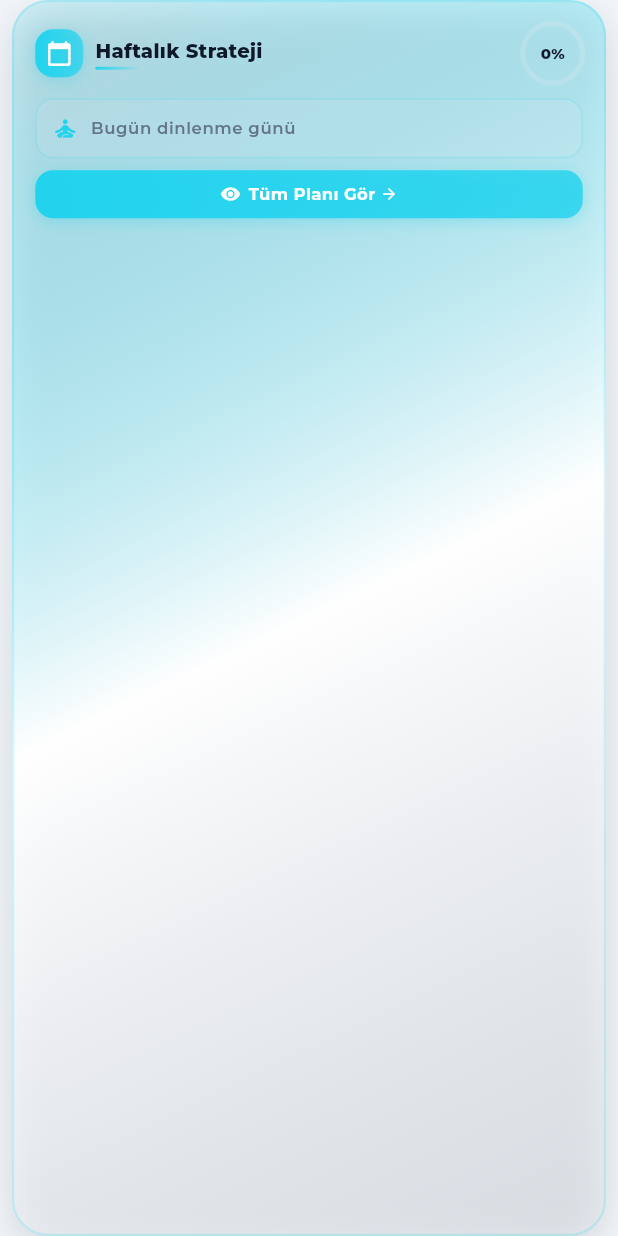
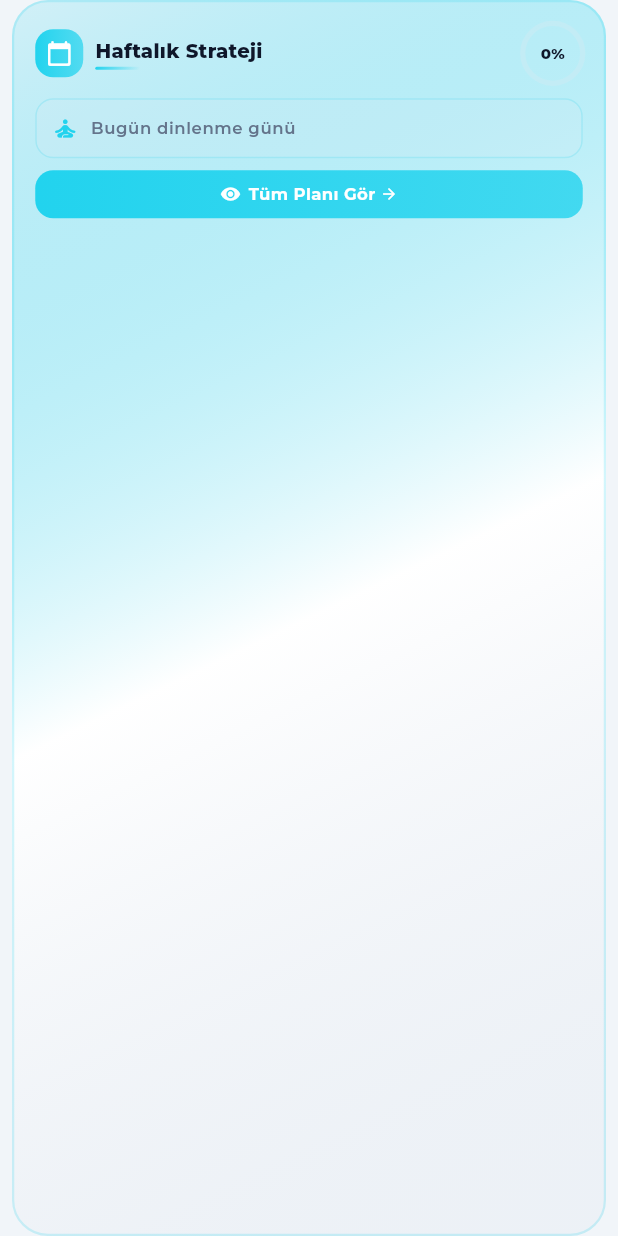
Before and after one commit to bakituncher/bilgee, a Flutter app: the _CompactPlanContent widget shown alone on an empty page, opened directly with empty values, on a phone screen of 412 x 824 dp. Run offline on Flutter 3.47's test engine with Material 3 defaults, Android fonts, the phone set to English and light mode, and no system bars; drawn by our look-alikes of flutter_animate; our stand-ins replace cached_network_image, cloud_firestore, cloud_functions, confetti, equatable, file_picker and 19 more; missing offline and left inert: firebase_app_check, flutter_math_fork, markdown, purchases_flutter; accounts and stored records are empty; generated files the repository leaves out were written again; network calls fail.

Commit message:
ana ekran sağlam

```diff
--- a/lib/features/home/widgets/dashboard_cards/weekly_plan_card_compact.dart
+++ b/lib/features/home/widgets/dashboard_cards/weekly_plan_card_compact.dart
@@ -121,13 +121,6 @@ class _CompactPlanContent extends ConsumerWidget {
               : Theme.of(context).colorScheme.primary.withOpacity(0.2),
           width: 1.5,
         ),
-        boxShadow: [
-          BoxShadow(
-            color: isDark ? Colors.black.withOpacity(.4) : Colors.black.withOpacity(.12),
-            blurRadius: 20,
-            offset: const Offset(0, 8),
-          )
-        ],
       ),
       child: Column(
         crossAxisAlignment: CrossAxisAlignment.start,
@@ -146,13 +139,6 @@ class _CompactPlanContent extends ConsumerWidget {
                     ],
                   ),
                   borderRadius: BorderRadius.circular(12),
-                  boxShadow: [
-                    BoxShadow(
-                      color: (ratio >= 0.75 ? Colors.green : Theme.of(context).colorScheme.primary).withOpacity(0.3),
-                      blurRadius: 8,
-                      offset: const Offset(0, 2),
-                    ),
-                  ],
                 ),
                 child: const Icon(
                   Icons.calendar_today_rounded,
@@ -328,13 +314,6 @@ class _CompactPlanContent extends ConsumerWidget {
                 ],
               ),
               borderRadius: BorderRadius.circular(12),
-              boxShadow: [
-                BoxShadow(
-                  color: Theme.of(context).colorScheme.primary.withOpacity(0.3),
-                  blurRadius: 8,
-                  offset: const Offset(0, 2),
-                ),
-              ],
             ),
             child: Material(
               color: Colors.transparent,
@@ -413,13 +392,6 @@ class _EmptyPlanCard extends StatelessWidget {
                 ],
               ),
               shape: BoxShape.circle,
-              boxShadow: [
-                BoxShadow(
-                  color: Theme.of(context).colorScheme.primary.withOpacity(0.3),
-                  blurRadius: 12,
-                  offset: const Offset(0, 4),
-                ),
-              ],
             ),
             child: const Icon(Icons.auto_awesome, color: Colors.white, size: 24),
           ),
@@ -448,13 +420,6 @@ class _EmptyPlanCard extends StatelessWidget {
                 ],
               ),
               borderRadius: BorderRadius.circular(12),
-              boxShadow: [
-                BoxShadow(
-                  color: Theme.of(context).colorScheme.primary.withOpacity(0.3),
-                  blurRadius: 8,
-                  offset: const Offset(0, 2),
-                ),
-              ],
             ),
             child: Material(
               color: Colors.transparent,
```
Also changed, not shown: lib/features/home/screens/dashboard_screen.dart (+1 -9 lines), lib/features/home/widgets/dashboard_cards/mission_card.dart (+0 -14 lines).
